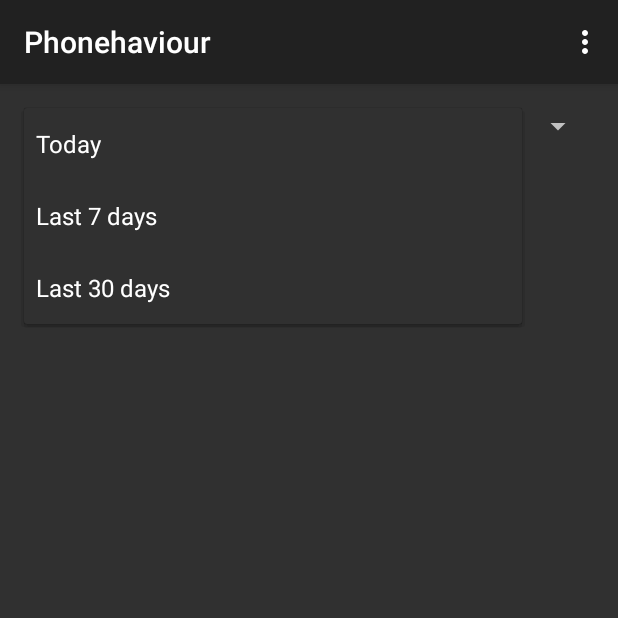
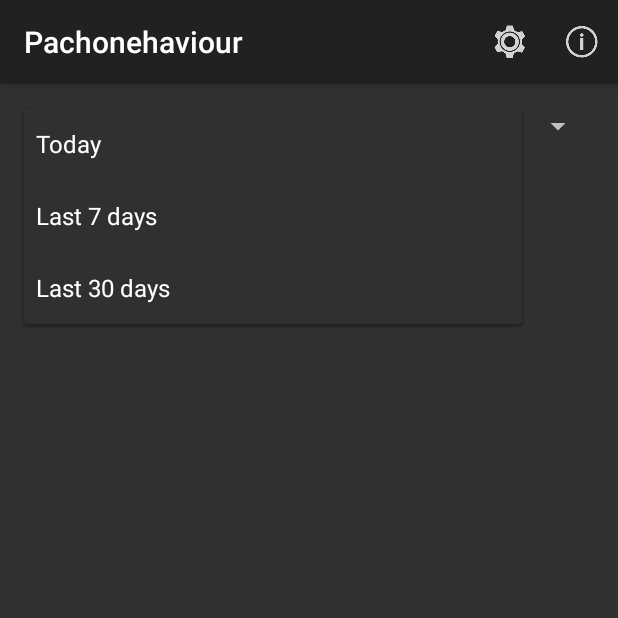
Before and after one commit to cameronlai/Phonehaviour, an Android app: the screen it shows after launch (MainActivity), after a tap on "Today", on a phone screen of 412 x 824 dp, the top half of it. Run offline under Robolectric (Android 15) with nearby library versions, the phone set to English and light mode, and no system bars.

Commit message:
Add action bar icons to the action bar

```diff
--- a/app/src/main/java/com/cameronlai/phonehaviour/MainActivity.java
+++ b/app/src/main/java/com/cameronlai/phonehaviour/MainActivity.java
@@ -7,6 +7,7 @@ import android.support.v7.app.ActionBarActivity;
 import android.os.Bundle;
 import android.util.Log;
 import android.view.Menu;
+import android.view.MenuInflater;
 import android.view.MenuItem;
 import android.view.View;
 import android.view.WindowManager;
@@ -80,8 +81,9 @@ public class MainActivity extends ActionBarActivity {
     @Override
     public boolean onCreateOptionsMenu(Menu menu) {
         // Inflate the menu; this adds items to the action bar if it is present.
-        getMenuInflater().inflate(R.menu.menu_main, menu);
-        return true;
+        MenuInflater inflater = getMenuInflater();
+        inflater.inflate(R.menu.menu_main, menu);
+        return super.onCreateOptionsMenu(menu);
     }
 
     @Override
@@ -98,13 +100,17 @@ public class MainActivity extends ActionBarActivity {
             startActivity(intent);
             return true;
         }
-
+        else if(id == R.id.action_about)
+        {
+            Intent intent = new Intent(this, AboutActivity.class);
+            startActivity(intent);
+            return true;
+        }
         return super.onOptionsItemSelected(item);
     }
 
     public void updateUsageStatistics(int timeSpan)
     {
-        Log.v("myTAG", "UpdatedStatistics");
         // Get usage statistics from Android OS
         final UsageStatsManager mUsageStatManager = (UsageStatsManager) getApplicationContext().getSystemService("usagestats");
         final List<UsageStats> stats = mUsageStatManager.queryUsageStats(timeSpan, 0,  System.currentTimeMillis());
--- a/app/src/main/res/menu/menu_main.xml
+++ b/app/src/main/res/menu/menu_main.xml
@@ -1,10 +1,14 @@
 <menu xmlns:android="http://schemas.android.com/apk/res/android"
     xmlns:app="http://schemas.android.com/apk/res-auto"
     xmlns:tools="http://schemas.android.com/tools" tools:context=".MainActivity, .SettingsActivity">
-
     <item android:id="@+id/action_settings"
-        android:title="@string/action_settings"
-        android:orderInCategory="100"
-        app:showAsAction="never" />
-
+        android:icon="@drawable/ic_action_settings"
+        android:title="@string/settings_activity_title"
+        app:showAsAction="ifRoom"
+        />
+    <item android:id="@+id/action_about"
+        android:icon="@drawable/ic_action_about"
+        android:title="@string/about_activity_title"
+        app:showAsAction="ifRoom"
+        />
 </menu>
--- a/app/src/main/res/values/strings.xml
+++ b/app/src/main/res/values/strings.xml
@@ -1,11 +1,11 @@
 <?xml version="1.0" encoding="utf-8"?>
 <resources>
     <!-- Global -->
-    <string name="app_name">Phonehaviour</string>
+    <string name="app_name">Pachonehaviour</string>
     <!-- End of Global -->
 
     <!-- About Activity -->
-    <string name="title_activity_about">About</string>
+    <string name="about_activity_title">About</string>
 
     <string name="version_key">Version</string>
     <string name="version_value">1.0</string>
@@ -27,6 +27,6 @@
     <!-- End of Main Activity -->
 
     <!-- Setting Activity -->
-    <string name="action_settings">Settings</string>
+    <string name="settings_activity_title">Settings</string>
     <!-- End of Setting Activity -->
 </resources>
--- a/app/src/main/res/xml/pref_general.xml
+++ b/app/src/main/res/xml/pref_general.xml
@@ -7,10 +7,4 @@
         <intent android:action="android.settings.USAGE_ACCESS_SETTINGS"/>
     </Preference>
 
-    <Preference
-        android:key="about"
-        android:title="About">
-        <intent android:action="com.cameronlai.phonehaviour.AboutActivity"/>
-    </Preference>
-
 </PreferenceScreen>
```
Also changed, not shown: app/src/main/AndroidManifest.xml (+3 -9 lines).
